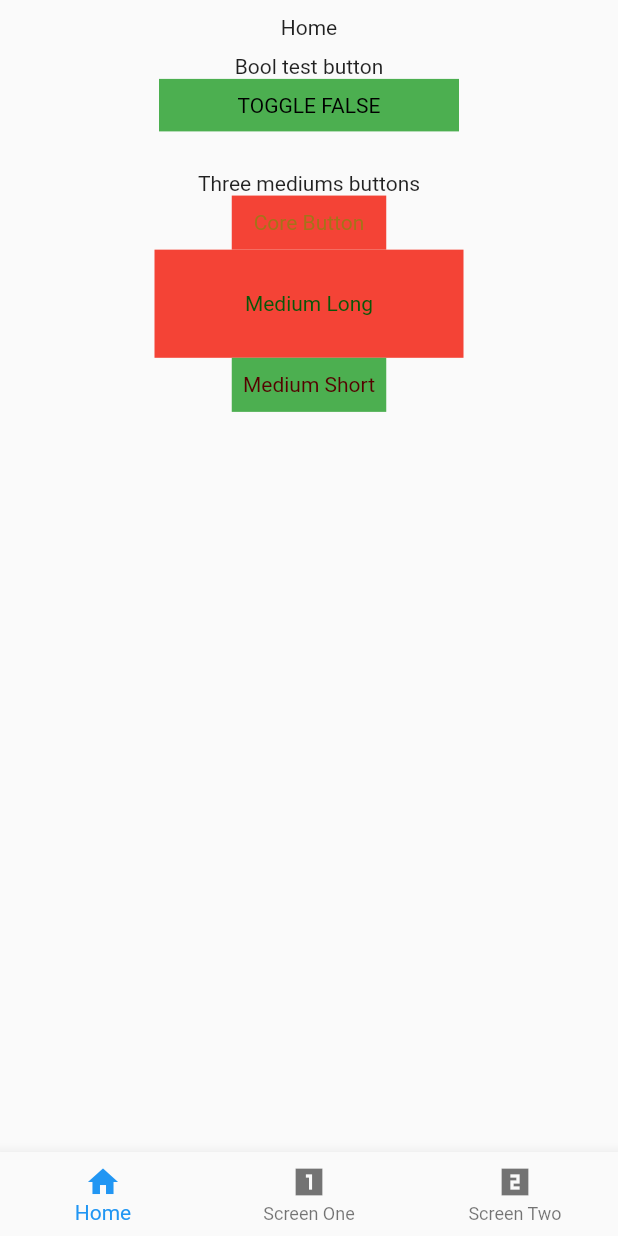
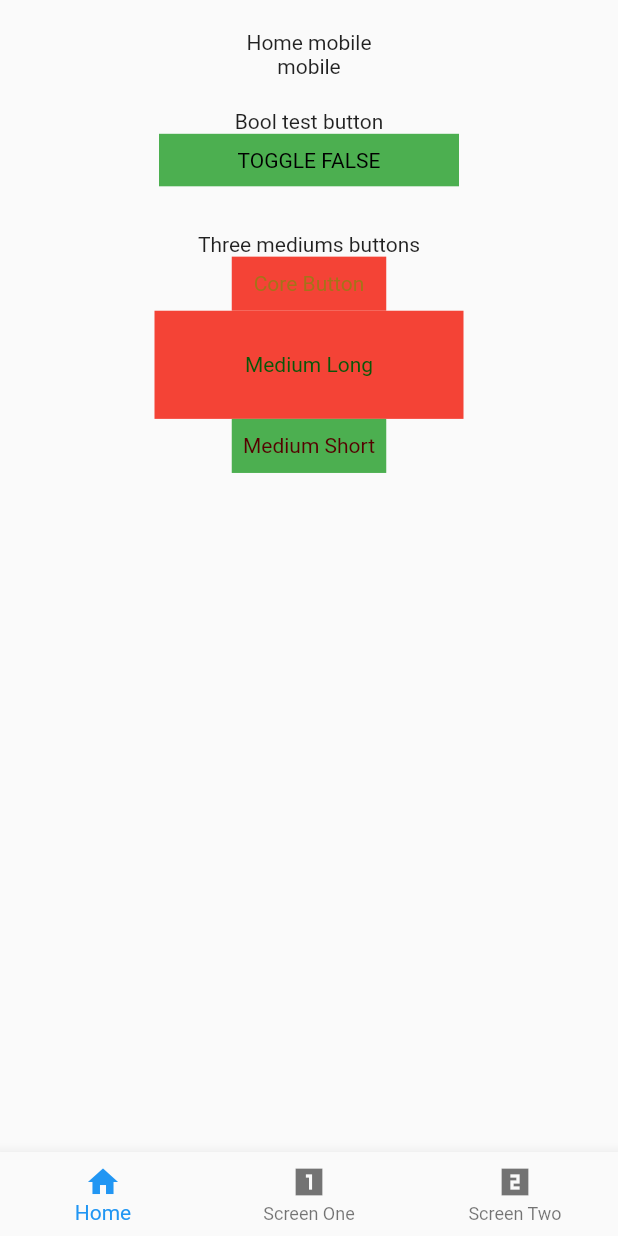
Before and after one commit to jrmarkham/dynamic_layout, a Flutter app: the screen it shows after launch, after a tap on an icon or button, on a phone screen of 412 x 824 dp. Run offline on Flutter 3.47's test engine with Material 2 defaults, Android fonts, the phone set to English and light mode, and no system bars; our stand-ins replace flutter_bloc.

Commit message:
add device type to display

```diff
--- a/lib/src/globals/numbers.dart
+++ b/lib/src/globals/numbers.dart
@@ -3,7 +3,7 @@ import 'package:flutter/material.dart';
 
 import '../globals.dart';
 
-const double tabletMinSize = 800;
+const double tabletMinSize = 1000;
 
 // global props
 late double deviceWidth;
--- a/lib/src/ui/screens/home_screen.dart
+++ b/lib/src/ui/screens/home_screen.dart
@@ -14,7 +14,8 @@ class Home extends StatelessWidget {
             body: Column(
             children:  [
           SizedBox(height: deviceType.getCorePadding()),
-          const Center(child: Text('Home')),
+           Center(child: Text('Home ${deviceType.name}')),
+              Center(child: Text(deviceType.name)),
               SizedBox(height: deviceType.getCorePadding()),
 
           const TestViewButtons(),
--- a/lib/src/ui/screens/screen_one.dart
+++ b/lib/src/ui/screens/screen_one.dart
@@ -15,6 +15,7 @@ class ScreenOne extends StatelessWidget {
         children:  [
           SizedBox(height: deviceType.getCorePadding()),
           const Center(child: Text('Screen One')),
+          Center(child: Text(deviceType.name)),
           SizedBox(height: deviceType.getCorePadding()),
 
           const TestViewButtons(),
--- a/lib/src/ui/screens/screen_two.dart
+++ b/lib/src/ui/screens/screen_two.dart
@@ -15,6 +15,7 @@ class ScreenTwo extends StatelessWidget {
         children:  [
         SizedBox(height: deviceType.getCorePadding()),
     const Center(child: Text('Screen Two')),
+          Center(child: Text(deviceType.name)),
     SizedBox(height: deviceType.getCorePadding()),
 
     const TestViewButtons(),
```
